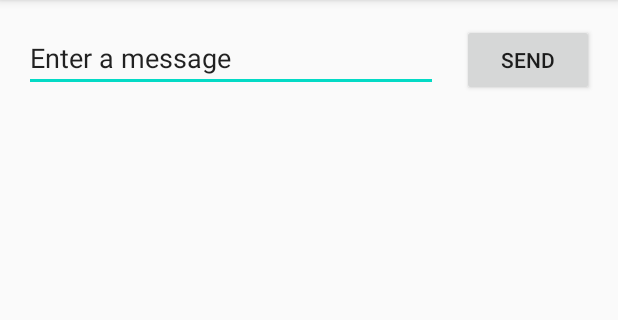
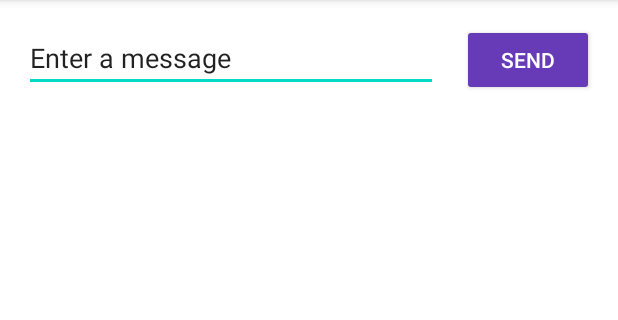
Before and after one commit to LuisToro-v/firstApp, an Android app: the screen it shows after launch (MainActivity), on a phone screen of 412 x 824 dp, the part 84-404 px from its top. Run offline under Robolectric (Android 15) with nearby library versions, the phone set to English and light mode, and no system bars.

Commit message:
Changed button color to purple

```diff
--- a/Assignment/app/src/main/res/layout/activity_main.xml
+++ b/Assignment/app/src/main/res/layout/activity_main.xml
@@ -4,6 +4,7 @@
     xmlns:tools="http://schemas.android.com/tools"
     android:layout_width="match_parent"
     android:layout_height="match_parent"
+    android:background="#FFFFFF"
     tools:context=".MainActivity">
 
     <Button
@@ -12,8 +13,10 @@
         android:layout_height="wrap_content"
         android:layout_marginStart="16dp"
         android:layout_marginEnd="16dp"
+        android:backgroundTint="#673AB7"
         android:onClick="sendMessage"
         android:text="@string/button_send"
+        android:textColor="@android:color/background_light"
         app:layout_constraintBaseline_toBaselineOf="@+id/editText"
         app:layout_constraintEnd_toEndOf="parent"
         app:layout_constraintHorizontal_bias="0.5"
```
